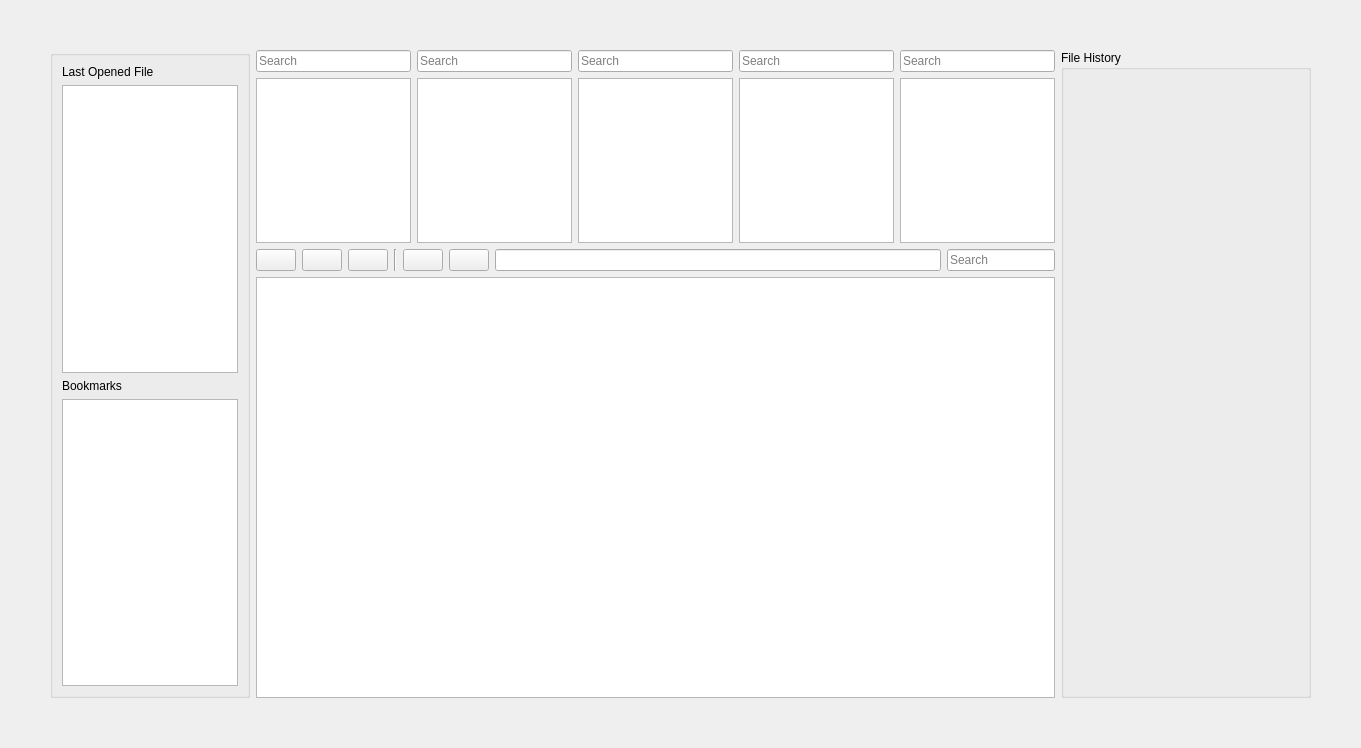
The window that plugins/core/explorer/explorer_section.ui (tonmaiart/UkoreHub) describes before a commit, drawn with Qt 5.
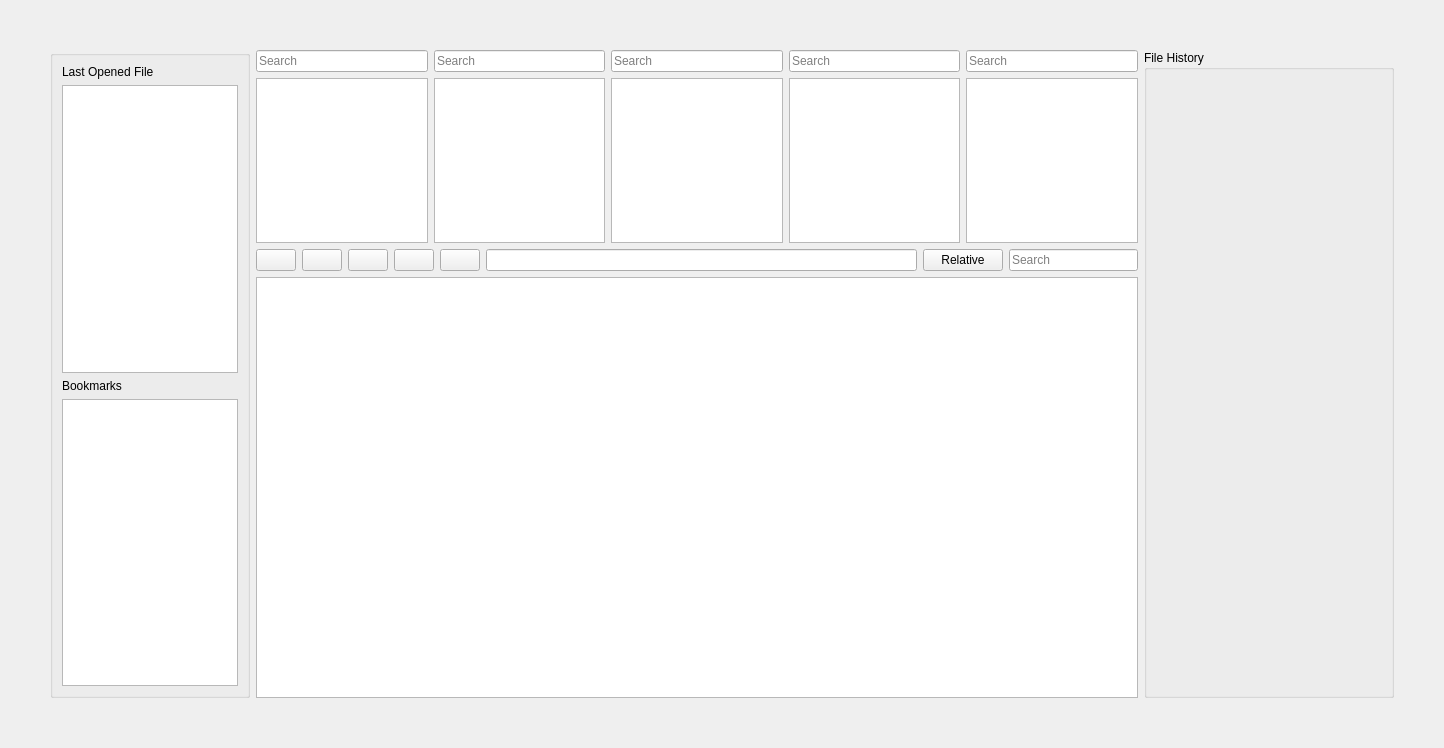
The same window after the commit.

The edit to the form file:
```diff
--- a/plugins/core/explorer/explorer_section.ui
+++ b/plugins/core/explorer/explorer_section.ui
@@ -6,7 +6,7 @@
    <rect>
     <x>0</x>
     <y>0</y>
-    <width>1361</width>
+    <width>1444</width>
     <height>748</height>
    </rect>
   </property>
@@ -128,7 +128,7 @@
        <item>
         <layout class="QVBoxLayout" name="verticalLayout">
          <item>
-          <layout class="QGridLayout" name="gridLayout_6" columnstretch="0,0,0,0,0,0,0,1,0">
+          <layout class="QGridLayout" name="gridLayout_6" columnstretch="0,0,0,0,0,0,0,10,0,3">
            <item row="0" column="1">
             <widget class="QPushButton" name="pushButton_up">
              <property name="text">
@@ -136,13 +136,6 @@
              </property>
             </widget>
            </item>
-           <item row="0" column="0">
-            <widget class="QPushButton" name="pushButton_back">
-             <property name="text">
-              <string/>
-             </property>
-            </widget>
-           </item>
            <item row="0" column="3">
             <widget class="QPushButton" name="pushButton_refresh">
              <property name="text">
@@ -150,37 +143,50 @@
              </property>
             </widget>
            </item>
-           <item row="0" column="7">
-            <widget class="QLineEdit" name="lineEdit_path"/>
+           <item row="0" column="0">
+            <widget class="QPushButton" name="pushButton_back">
+             <property name="text">
+              <string/>
+             </property>
+            </widget>
            </item>
-           <item row="0" column="8">
+           <item row="0" column="9">
             <widget class="QLineEdit" name="lineEdit_search">
              <property name="placeholderText">
               <string>Search</string>
              </property>
             </widget>
            </item>
+           <item row="0" column="7">
+            <widget class="QLineEdit" name="lineEdit_path"/>
+           </item>
            <item row="0" column="5">
-            <widget class="QPushButton" name="pushButton_create_folder">
-             <property name="text">
-              <string/>
-             </property>
-            </widget>
-           </item>
-           <item row="0" column="4">
-            <widget class="Line" name="line">
-             <property name="orientation">
-              <enum>Qt::Vertical</enum>
-             </property>
-            </widget>
-           </item>
-           <item row="0" column="6">
             <widget class="QPushButton" name="pushButton_open_current_directory">
              <property name="text">
               <string/>
              </property>
             </widget>
            </item>
+           <item row="0" column="4">
+            <widget class="QPushButton" name="pushButton_create_folder">
+             <property name="text">
+              <string/>
+             </property>
+            </widget>
+           </item>
+           <item row="0" column="8">
+            <widget class="QPushButton" name="pushButton_absolute_relative_switch">
+             <property name="maximumSize">
+              <size>
+               <width>16777215</width>
+               <height>16777215</height>
+              </size>
+             </property>
+             <property name="text">
+              <string>Relative</string>
+             </property>
+            </widget>
+           </item>
           </layout>
          </item>
          <item>
```
